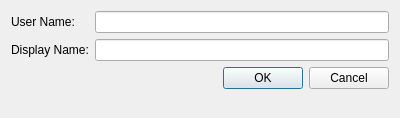
Old version of the form ui/CreateStudentDialog.ui in the repository dmzdev/stance.
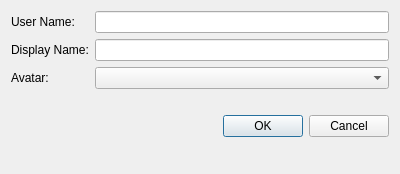
New version of the form.

Commit message: Added user avatars.

Patch:
```diff
--- a/ui/CreateStudentDialog.ui
+++ b/ui/CreateStudentDialog.ui
@@ -7,7 +7,7 @@
     <x>0</x>
     <y>0</y>
     <width>400</width>
-    <height>118</height>
+    <height>174</height>
    </rect>
   </property>
   <property name="windowTitle">
@@ -34,7 +34,7 @@
    <item row="1" column="1">
     <widget class="QLineEdit" name="displayName"/>
    </item>
-   <item row="2" column="0" colspan="2">
+   <item row="4" column="0" colspan="2">
     <widget class="QDialogButtonBox" name="buttonBox">
      <property name="orientation">
       <enum>Qt::Horizontal</enum>
@@ -44,6 +44,23 @@
      </property>
     </widget>
    </item>
+   <item row="2" column="0">
+    <widget class="QLabel" name="label_3">
+     <property name="text">
+      <string>Avatar:</string>
+     </property>
+    </widget>
+   </item>
+   <item row="2" column="1">
+    <widget class="QComboBox" name="avatarList"/>
+   </item>
+   <item row="3" column="1">
+    <widget class="QLabel" name="avatarLabel">
+     <property name="text">
+      <string/>
+     </property>
+    </widget>
+   </item>
   </layout>
  </widget>
  <resources/>
```
The commit also changes 4 other files.
